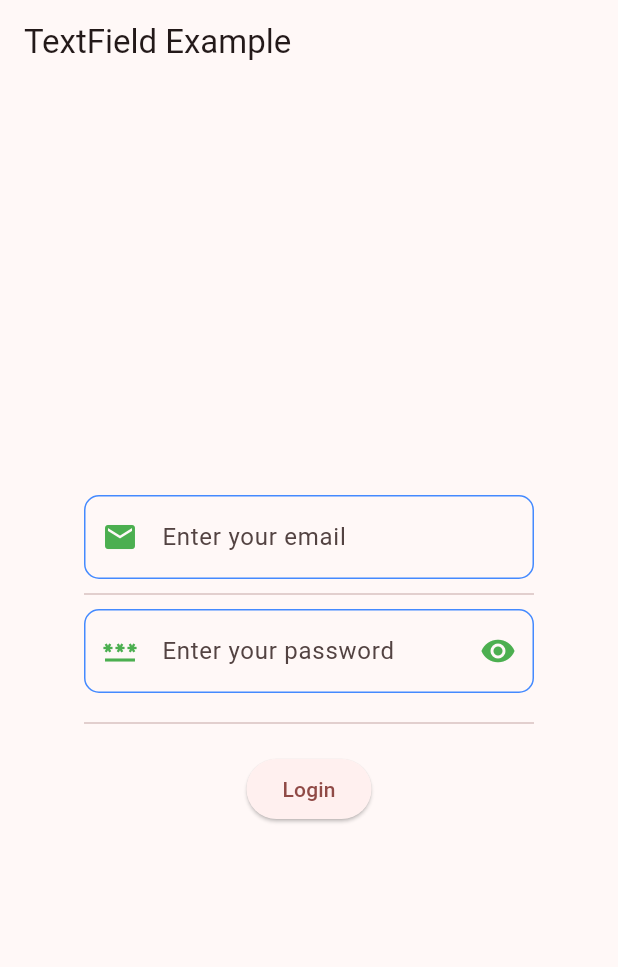
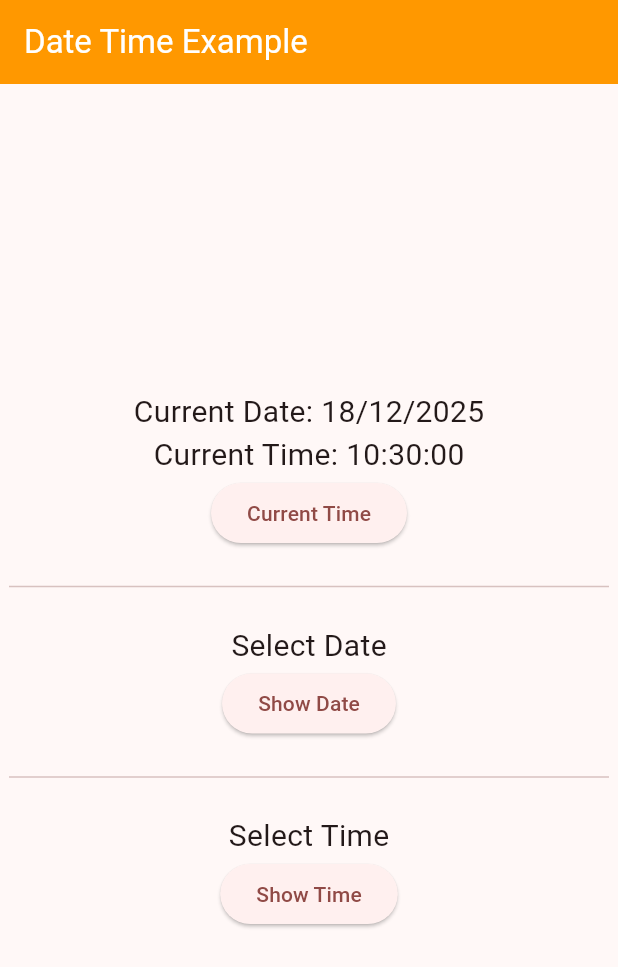
Before and after one commit to samirmangroliya/fluttersecondapp, a Flutter app: the screen it shows after launch, on a phone screen of 412 x 824 dp. Shown: the top 967 px of the screen. Run offline on Flutter 3.47's test engine with Material 3 defaults, Android fonts, the phone set to English and light mode, and no system bars.

Commit message:
Date in flutter Date Picker in Flutter Time Picker in Flutter

```diff
--- /dev/null
+++ b/lib/datetime/DateTimeExample.dart
@@ -0,0 +1,78 @@
+import 'package:flutter/material.dart';
+import 'package:fluttersecondapp/main.dart';
+import 'package:intl/intl.dart';
+
+class DateTimeExample extends State<MyHomePage> {
+  @override
+  Widget build(BuildContext context) {
+    var currentTime = DateTime.now();
+
+    return Scaffold(
+      appBar: AppBar(title: Text("Date Time Example")),
+      body: Center(
+        child: Container(
+          width: 400,
+          height: 400,
+          child: Column(
+            mainAxisAlignment: MainAxisAlignment.center,
+            children: [
+              Text(
+                "Current Date: ${currentTime.day}/${currentTime.month}/${currentTime.year}",
+                style: TextStyle(fontSize: 20),
+              ),
+              Text(
+                "Current Time: ${DateFormat('Hms').format(currentTime)}",
+                style: TextStyle(fontSize: 20),
+              ),
+
+              ElevatedButton(
+                onPressed: () {
+                  setState(() {});
+                },
+                child: Text("Current Time"),
+              ),
+
+              Divider(height: 50),
+              Text("Select Date", style: TextStyle(fontSize: 20)),
+
+              ElevatedButton(
+                onPressed: () async {
+                  DateTime? datePicker = await showDatePicker(
+                    context: context,
+                    initialDate: DateTime.now(),
+                    firstDate: DateTime(2021),
+                    lastDate: DateTime.now(),
+                  );
+                  if (datePicker != null) {
+                    print(
+                      "Date Selected:: ${datePicker.day}/${datePicker.month}/${datePicker.year}",
+                    );
+                  }
+                },
+                child: Text("Show Date"),
+              ),
+              Divider(height: 50),
+              Text("Select Time", style: TextStyle(fontSize: 20)),
+
+              ElevatedButton(
+                onPressed: () async {
+                  TimeOfDay? timePicker = await showTimePicker(
+                    context: context,
+                    initialTime: TimeOfDay.now(),
+                    initialEntryMode: TimePickerEntryMode.dial,
+                  );
+                  if (timePicker != null) {
+                    print(
+                      "Time Selected:: ${timePicker.hour}:${timePicker.minute}",
+                    );
+                  }
+                },
+                child: Text("Show Time"),
+              ),
+            ],
+          ),
+        ),
+      ),
+    );
+  }
+}
--- a/lib/main.dart
+++ b/lib/main.dart
@@ -1,6 +1,5 @@
 import 'package:flutter/material.dart';
-import 'package:fluttersecondapp/textfield/TextFieldExample.dart';
-
+import 'datetime/DateTimeExample.dart';
 
 void main() {
   runApp(const MyApp());
@@ -22,6 +21,11 @@ class MyApp extends StatelessWidget {
           headlineLarge: TextStyle(fontSize: 24, fontWeight: FontWeight.bold),
           labelSmall: TextStyle(fontSize: 21),
         ),
+        appBarTheme: const AppBarTheme(
+          backgroundColor: Colors.orange,
+          foregroundColor: Colors.white, // title & icons
+          elevation: 0,
+        ),
       ),
       home: const MyHomePage(title: 'Flutter Demo Home Page'),
     );
@@ -34,5 +38,5 @@ class MyHomePage extends StatefulWidget {
   final String title;
 
   @override
-  State<MyHomePage> createState() => TextFieldExample();
+  State<MyHomePage> createState() => DateTimeExample();
 }
--- a/pubspec.yaml
+++ b/pubspec.yaml
@@ -38,7 +38,7 @@ dependencies:
 dev_dependencies:
   flutter_test:
     sdk: flutter
-
+  intl: ^0.20.2
   # The "flutter_lints" package below contains a set of recommended lints to
   # encourage good coding practices. The lint set provided by the package is
   # activated in the `analysis_options.yaml` file located at the root of your
```
Also changed, not shown: pubspec.lock.
